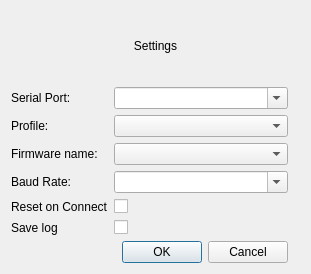
First picture: the form in src/dialogs/connectsettingsdialog.ui, repository KDE/atelier, before the edit.
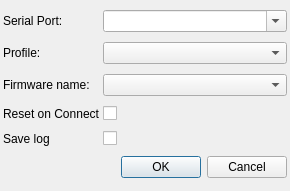
Second picture: the form after the edit.

Commit message:
New Layout of ConnectSettingsDialog
 Since we will use some settings from the profile, we
don't need to have the widgets that I removed from here.

Patch:
```diff
--- a/src/dialogs/connectsettingsdialog.ui
+++ b/src/dialogs/connectsettingsdialog.ui
@@ -6,67 +6,58 @@
    <rect>
     <x>0</x>
     <y>0</y>
-    <width>311</width>
-    <height>274</height>
+    <width>290</width>
+    <height>191</height>
    </rect>
   </property>
   <property name="windowTitle">
    <string>Connect Settings</string>
   </property>
   <layout class="QGridLayout" name="gridLayout">
-   <item row="1" column="1">
-    <widget class="QComboBox" name="serialPortCB">
-     <property name="editable">
-      <bool>true</bool>
-     </property>
-    </widget>
-   </item>
-   <item row="6" column="0">
-    <widget class="QLabel" name="label_6">
-     <property name="text">
-      <string>Reset on Connect</string>
-     </property>
-    </widget>
-   </item>
-   <item row="6" column="1">
-    <widget class="QCheckBox" name="resetCK">
+   <property name="leftMargin">
+    <number>3</number>
+   </property>
+   <property name="topMargin">
+    <number>3</number>
+   </property>
+   <property name="rightMargin">
+    <number>3</number>
+   </property>
+   <property name="bottomMargin">
+    <number>3</number>
+   </property>
+   <property name="spacing">
+    <number>3</number>
+   </property>
+   <item row="5" column="1">
+    <widget class="QCheckBox" name="saveLogCK">
      <property name="text">
       <string/>
      </property>
     </widget>
    </item>
-   <item row="3" column="0">
+   <item row="2" column="0">
     <widget class="QLabel" name="label_3">
      <property name="text">
       <string>Firmware name:</string>
      </property>
     </widget>
    </item>
-   <item row="4" column="0">
-    <widget class="QLabel" name="label_4">
-     <property name="text">
-      <string>Baud Rate:</string>
-     </property>
-    </widget>
-   </item>
    <item row="4" column="1">
-    <widget class="QComboBox" name="baudCB">
-     <property name="editable">
-      <bool>true</bool>
+    <widget class="QCheckBox" name="resetCK">
+     <property name="text">
+      <string/>
      </property>
     </widget>
    </item>
-   <item row="7" column="0">
-    <widget class="QLabel" name="label_7">
+   <item row="0" column="0">
+    <widget class="QLabel" name="label_2">
      <property name="text">
-      <string>Save log</string>
+      <string>Serial Port:</string>
      </property>
     </widget>
    </item>
-   <item row="3" column="1">
-    <widget class="QComboBox" name="firmwareCB"/>
-   </item>
-   <item row="8" column="1">
+   <item row="6" column="1">
     <widget class="QDialogButtonBox" name="buttonBox">
      <property name="orientation">
       <enum>Qt::Horizontal</enum>
@@ -76,41 +67,41 @@
      </property>
     </widget>
    </item>
-   <item row="7" column="1">
-    <widget class="QCheckBox" name="saveLogCK">
+   <item row="4" column="0">
+    <widget class="QLabel" name="label_6">
      <property name="text">
-      <string/>
+      <string>Reset on Connect</string>
      </property>
     </widget>
    </item>
-   <item row="2" column="0">
+   <item row="2" column="1">
+    <widget class="QComboBox" name="firmwareCB"/>
+   </item>
+   <item row="0" column="1">
+    <widget class="QComboBox" name="serialPortCB">
+     <property name="editable">
+      <bool>true</bool>
+     </property>
+    </widget>
+   </item>
+   <item row="1" column="0">
     <widget class="QLabel" name="label_8">
      <property name="text">
       <string>Profile:</string>
      </property>
     </widget>
    </item>
-   <item row="1" column="0">
-    <widget class="QLabel" name="label_2">
-     <property name="text">
-      <string>Serial Port:</string>
-     </property>
-    </widget>
-   </item>
-   <item row="2" column="1">
+   <item row="1" column="1">
     <widget class="QComboBox" name="profileCB">
      <property name="editable">
       <bool>false</bool>
      </property>
     </widget>
    </item>
-   <item row="0" column="0" colspan="4">
-    <widget class="QLabel" name="label">
+   <item row="5" column="0">
+    <widget class="QLabel" name="label_7">
      <property name="text">
-      <string>Settings</string>
-     </property>
-     <property name="alignment">
-      <set>Qt::AlignCenter</set>
+      <string>Save log</string>
      </property>
     </widget>
    </item>
```
Left out of the diff: 2 changed lines with no effect on the pictures.
